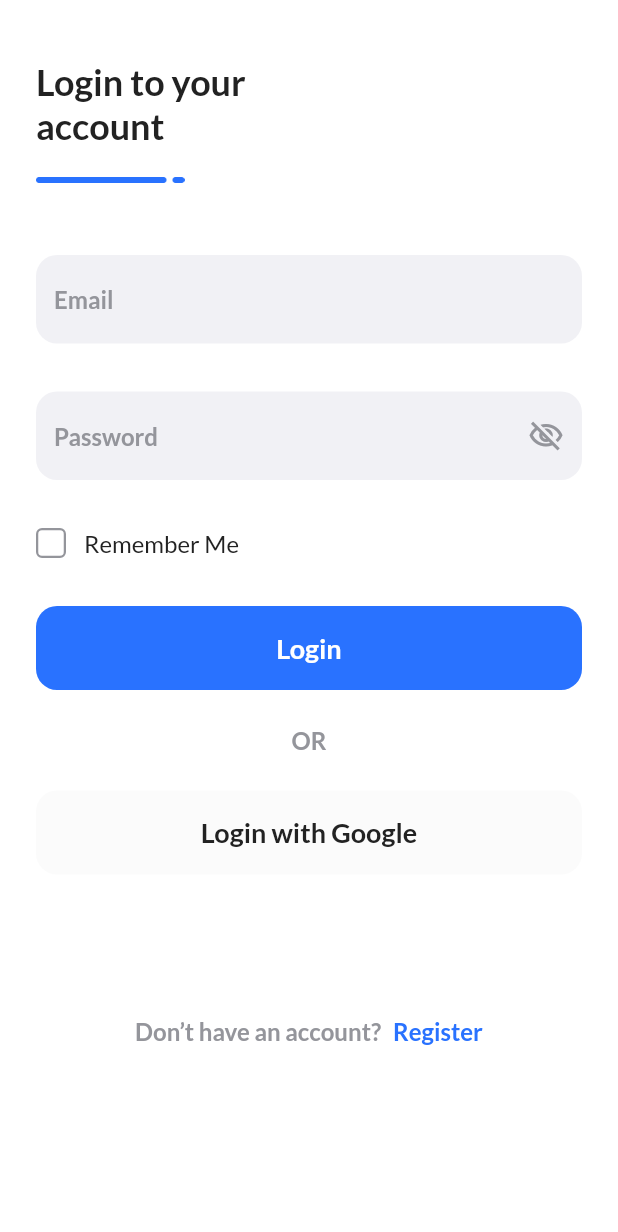
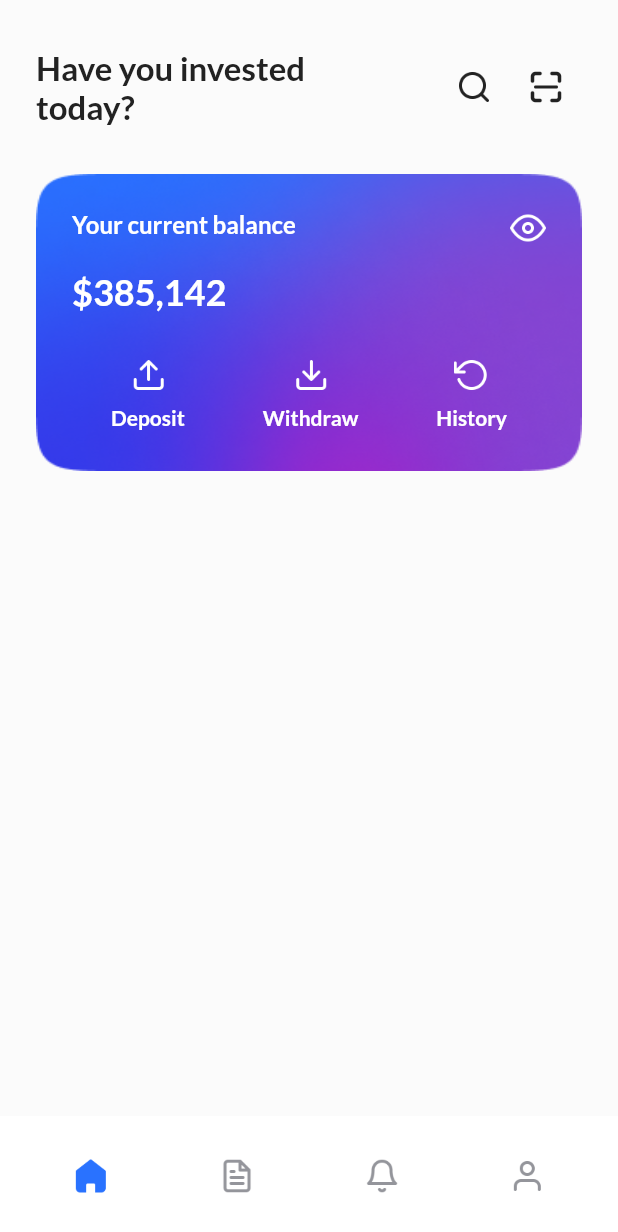
Before and after one commit to whisnuys/coinfo-app, a Flutter app: the screen it shows after launch, on a phone screen of 412 x 824 dp. Shown: the top 1232 px of the screen. Run offline on Flutter 3.47's test engine with Material 2 defaults, Android fonts, the light colour scheme and no system bars; our stand-ins replace google_fonts.

Commit message:
add homescreen

```diff
--- /dev/null
+++ b/lib/main_page.dart
@@ -0,0 +1,73 @@
+import 'package:flutter/material.dart';
+import './constant/theme.dart';
+import './screens/home_screen.dart';
+
+class MainPage extends StatelessWidget {
+  const MainPage({Key? key}) : super(key: key);
+
+  @override
+  Widget build(BuildContext context) {
+    Widget buildContent() {
+      return const HomeScreen();
+    }
+
+    Widget customBottomNav() {
+      return Align(
+        alignment: Alignment.bottomCenter,
+        child: Container(
+          width: double.infinity,
+          padding: const EdgeInsets.symmetric(horizontal: 12),
+          height: 80,
+          color: kWhiteColor,
+          child: Row(
+            mainAxisAlignment: MainAxisAlignment.spaceAround,
+            children: [
+              GestureDetector(
+                onTap: () {},
+                child: Image.asset(
+                  'assets/icon_homeactive.png',
+                  width: 24,
+                  height: 24,
+                ),
+              ),
+              GestureDetector(
+                onTap: () {},
+                child: Image.asset(
+                  'assets/icon_file.png',
+                  width: 24,
+                  height: 24,
+                ),
+              ),
+              GestureDetector(
+                onTap: () {},
+                child: Image.asset(
+                  'assets/icon_bell.png',
+                  width: 24,
+                  height: 24,
+                ),
+              ),
+              GestureDetector(
+                onTap: () {},
+                child: Image.asset(
+                  'assets/icon_user.png',
+                  width: 24,
+                  height: 24,
+                ),
+              ),
+            ],
+          ),
+        ),
+      );
+    }
+
+    return Scaffold(
+      backgroundColor: kBackgroundColor,
+      body: Stack(
+        children: [
+          buildContent(),
+          customBottomNav(),
+        ],
+      ),
+    );
+  }
+}
--- /dev/null
+++ b/lib/screens/home_screen.dart
@@ -0,0 +1,184 @@
+import 'package:coinfo_app/constant/theme.dart';
+import 'package:flutter/material.dart';
+
+class HomeScreen extends StatelessWidget {
+  const HomeScreen({Key? key}) : super(key: key);
+
+  @override
+  Widget build(BuildContext context) {
+    return Scaffold(
+      backgroundColor: kBackgroundColor,
+      body: SafeArea(
+        child: Padding(
+          padding: EdgeInsets.symmetric(horizontal: defaultMargin),
+          child: Column(
+            children: [
+              const SizedBox(
+                height: 32,
+              ),
+              Row(
+                children: [
+                  Text(
+                    'Have you invested\ntoday?',
+                    style: blackTextStyle.copyWith(
+                      fontWeight: bold,
+                      fontSize: 22,
+                    ),
+                  ),
+                  const Spacer(),
+                  IconButton(
+                    splashRadius: 20,
+                    onPressed: () {},
+                    icon: Image.asset(
+                      'assets/icon_search.png',
+                      width: 24,
+                      height: 24,
+                    ),
+                  ),
+                  IconButton(
+                    splashRadius: 20,
+                    onPressed: () {},
+                    icon: Image.asset(
+                      'assets/icon_scan.png',
+                      width: 24,
+                      height: 24,
+                    ),
+                  ),
+                ],
+              ),
+              Container(
+                width: double.infinity,
+                height: 198,
+                padding: EdgeInsets.all(defaultMargin),
+                margin: const EdgeInsets.only(
+                  top: 32,
+                ),
+                decoration: const BoxDecoration(
+                  image: DecorationImage(
+                    fit: BoxFit.fill,
+                    image: AssetImage(
+                      'assets/image_card.png',
+                    ),
+                  ),
+                ),
+                child: Column(
+                  crossAxisAlignment: CrossAxisAlignment.start,
+                  children: [
+                    Row(
+                      mainAxisAlignment: MainAxisAlignment.spaceBetween,
+                      crossAxisAlignment: CrossAxisAlignment.start,
+                      children: [
+                        Text(
+                          'Your current balance',
+                          style: whiteTextStyle.copyWith(
+                            fontWeight: semiBold,
+                            fontSize: 16,
+                          ),
+                        ),
+                        Container(
+                          width: 24,
+                          height: 24,
+                          decoration: const BoxDecoration(
+                            image: DecorationImage(
+                              image: AssetImage(
+                                'assets/icon_eye.png',
+                              ),
+                            ),
+                          ),
+                        ),
+                      ],
+                    ),
+                    const SizedBox(
+                      height: 16,
+                    ),
+                    Text(
+                      '\$385,142',
+                      style: whiteTextStyle.copyWith(
+                        fontWeight: bold,
+                        fontSize: 24,
+                      ),
+                    ),
+                    const SizedBox(
+                      height: 29,
+                    ),
+                    Row(
+                      mainAxisAlignment: MainAxisAlignment.spaceAround,
+                      children: [
+                        Column(
+                          children: [
+                            Container(
+                              margin: const EdgeInsets.only(bottom: 8),
+                              width: 24,
+                              height: 24,
+                              decoration: const BoxDecoration(
+                                image: DecorationImage(
+                                  image: AssetImage(
+                                    'assets/icon_upload.png',
+                                  ),
+                                ),
+                              ),
+                            ),
+                            Text(
+                              'Deposit',
+                              style: whiteTextStyle.copyWith(
+                                fontWeight: semiBold,
+                              ),
+                            ),
+                          ],
+                        ),
+                        Column(
+                          children: [
+                            Container(
+                              margin: const EdgeInsets.only(bottom: 8),
+                              width: 24,
+                              height: 24,
+                              decoration: const BoxDecoration(
+                                image: DecorationImage(
+                                  image: AssetImage(
+                                    'assets/icon_download.png',
+                                  ),
+                                ),
+                              ),
+                            ),
+                            Text(
+                              'Withdraw',
+                              style: whiteTextStyle.copyWith(
+                                fontWeight: semiBold,
+                              ),
+                            ),
+                          ],
+                        ),
+                        Column(
+                          children: [
+                            Container(
+                              margin: const EdgeInsets.only(bottom: 8),
+                              width: 24,
+                              height: 24,
+                              decoration: const BoxDecoration(
+                                image: DecorationImage(
+                                  image: AssetImage(
+                                    'assets/icon_history.png',
+                                  ),
+                                ),
+                              ),
+                            ),
+                            Text(
+                              'History',
+                              style: whiteTextStyle.copyWith(
+                                fontWeight: semiBold,
+                              ),
+                            ),
+                          ],
+                        ),
+                      ],
+                    ),
+                  ],
+                ),
+              ),
+            ],
+          ),
+        ),
+      ),
+    );
+  }
+}
--- a/lib/screens/splash_screen.dart
+++ b/lib/screens/splash_screen.dart
@@ -14,7 +14,7 @@ class _SplashScreenState extends State<SplashScreen> {
   @override
   void initState() {
     Timer(const Duration(seconds: 2), () {
-      Navigator.pushNamedAndRemoveUntil(context, '/login', (route) => false);
+      Navigator.pushNamedAndRemoveUntil(context, '/main', (route) => false);
     });
     super.initState();
   }
```
